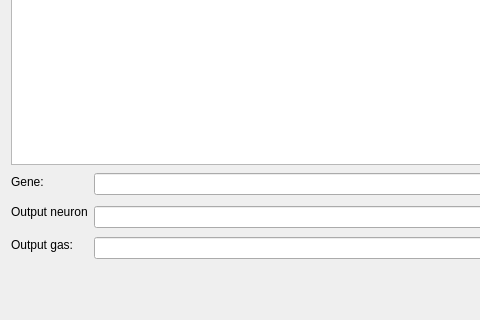
Before: the Qt Designer form src/qnnsinglerun.ui in Top-Ranger/qnn-single-run, drawn with Qt 5; both pictures show x 0 to 480 and y 344 to 664 of the 621 by 664 pixel window.
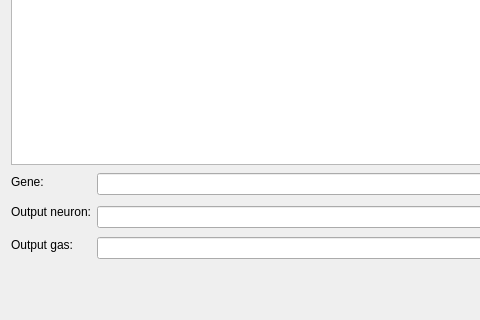
After: the same form once the commit is applied.

Diff of the .ui file:
```diff
--- a/src/qnnsinglerun.ui
+++ b/src/qnnsinglerun.ui
@@ -71,7 +71,7 @@
       <item row="1" column="0" rowspan="2">
        <widget class="QLabel" name="label_4">
         <property name="text">
-         <string>Output neuron</string>
+         <string>Output neuron:</string>
         </property>
        </widget>
       </item>
```
